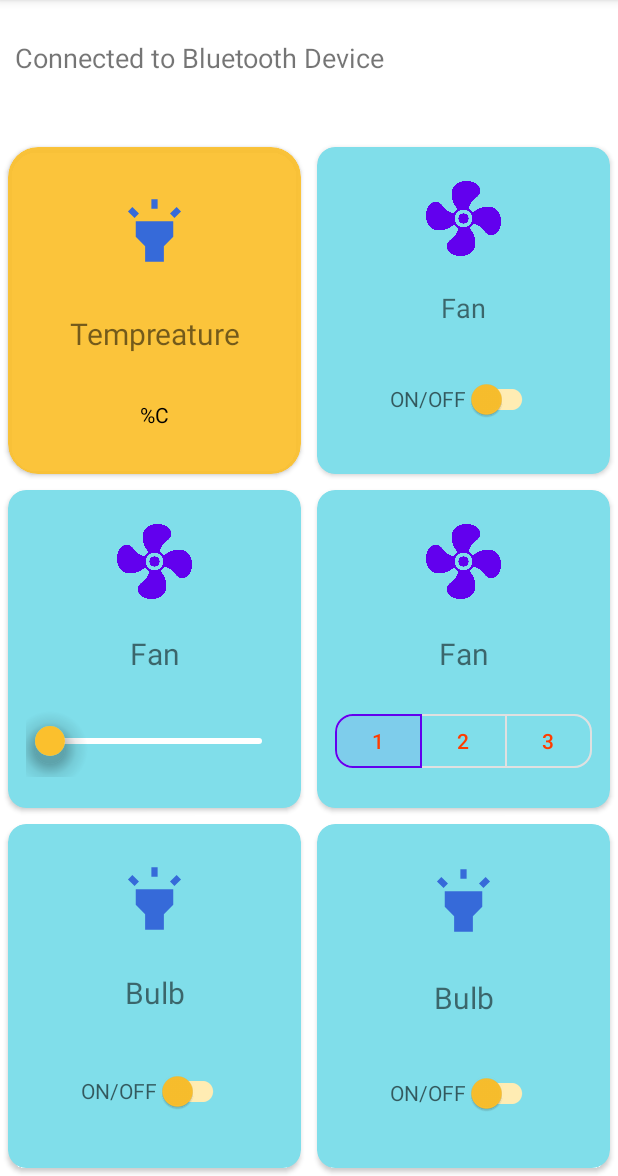
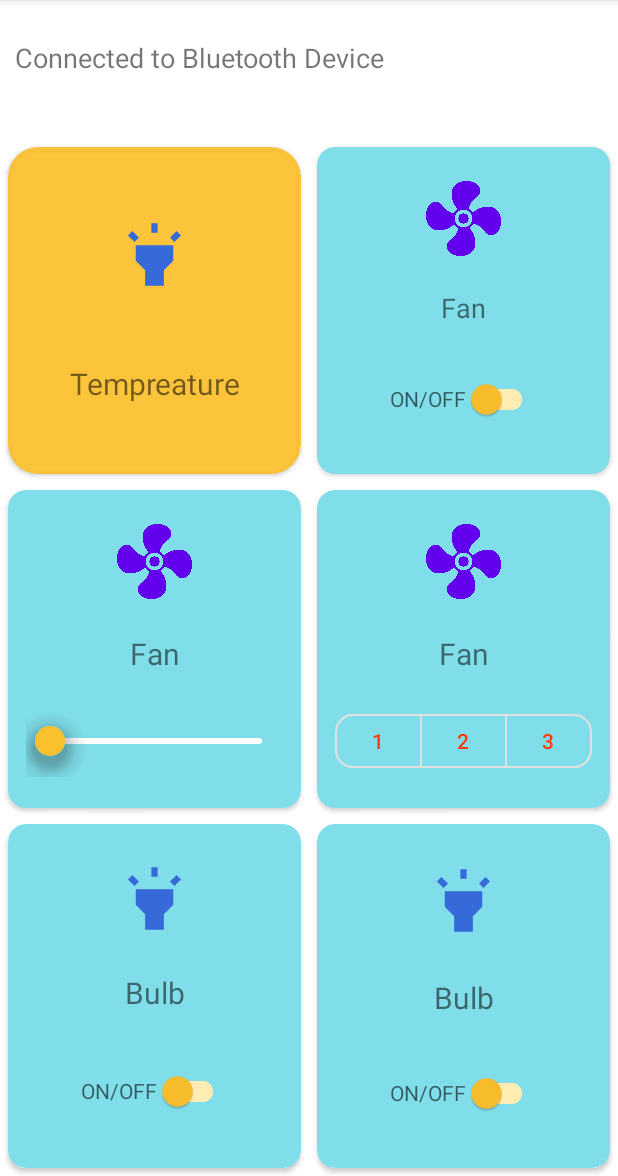
Before and after one commit to siddharthdd/PotatoHammers, an Android app: the screen it shows after launch (MainActivity), on a phone screen of 412 x 824 dp, the part 60-1236 px from its top. Run offline under Robolectric (Android 15) with nearby library versions, the phone set to English and light mode, and no system bars.

```diff
--- a/app/build.gradle
+++ b/app/build.gradle
@@ -29,9 +29,9 @@ android {
 
 dependencies {
 
-    implementation 'androidx.appcompat:appcompat:1.3.1'
+    implementation 'androidx.appcompat:appcompat:1.4.0'
     implementation 'com.google.android.material:material:1.4.0'
-    implementation 'androidx.constraintlayout:constraintlayout:2.1.1'
+    implementation 'androidx.constraintlayout:constraintlayout:2.1.2'
     implementation 'androidx.legacy:legacy-support-v4:1.0.0'
     testImplementation 'junit:junit:4.+'
     androidTestImplementation 'androidx.test.ext:junit:1.1.3'
--- a/app/src/main/res/layout/activity_main.xml
+++ b/app/src/main/res/layout/activity_main.xml
@@ -4,8 +4,6 @@
     xmlns:app="http://schemas.android.com/apk/res-auto"
     android:layout_height="match_parent"
     android:layout_width="match_parent" >
-
-
     <LinearLayout
         android:id="@+id/linearLayout"
         android:layout_width="match_parent"
@@ -55,8 +53,6 @@
                     android:layout_margin="5dp"
                     android:layout_weight="1"
                     android:elevation="20dp"
-                    android:outlineAmbientShadowColor="@color/black"
-                    android:outlineSpotShadowColor="@color/black"
                     app:cardCornerRadius="20dp">
 
                     <androidx.constraintlayout.widget.ConstraintLayout
@@ -95,7 +91,7 @@
                             android:layout_width="wrap_content"
                             android:layout_height="wrap_content"
                             android:layout_margin="2dp"
-                            android:text="%C"
+                            android:visibility="gone"
                             android:textColor="@color/black"
                             app:layout_constraintBottom_toBottomOf="parent"
                             app:layout_constraintEnd_toEndOf="parent"
@@ -107,8 +103,7 @@
 
                 <androidx.cardview.widget.CardView
                     android:id="@+id/card2"
-                    style="@style/Widget.MaterialComponents.CardView."
-                    android:outlineSpotShadowColor="@color/black">
+                    style="@style/Widget.MaterialComponents.CardView.">
 
                     <androidx.constraintlayout.widget.ConstraintLayout
                         android:layout_width="match_parent"
@@ -149,9 +144,7 @@
                             app:layout_constraintTop_toBottomOf="@id/text2" />
                     </androidx.constraintlayout.widget.ConstraintLayout>
                 </androidx.cardview.widget.CardView>
-                >
             </LinearLayout>
-
             <LinearLayout
                 android:id="@+id/Row2"
                 android:layout_width="match_parent"
@@ -164,8 +157,7 @@
 
                 <androidx.cardview.widget.CardView
                     android:id="@+id/card3"
-                    style="@style/Widget.MaterialComponents.CardView."
-                    android:outlineSpotShadowColor="@color/black">
+                    style="@style/Widget.MaterialComponents.CardView.">
 
                     <androidx.constraintlayout.widget.ConstraintLayout
                         android:layout_width="match_parent"
@@ -214,8 +206,7 @@
 
                 <androidx.cardview.widget.CardView
                     android:id="@+id/card4"
-                    style="@style/Widget.MaterialComponents.CardView."
-                    android:outlineSpotShadowColor="@color/black">
+                    style="@style/Widget.MaterialComponents.CardView.">
 
                     <androidx.constraintlayout.widget.ConstraintLayout
                         android:layout_width="match_parent"
@@ -253,7 +244,6 @@
                             android:layout_height="wrap_content"
                             android:orientation="horizontal"
                             android:weightSum="3"
-                            app:checkedButton="@id/btn1"
                             app:layout_constraintBottom_toBottomOf="parent"
                             app:layout_constraintEnd_toEndOf="parent"
                             app:layout_constraintStart_toStartOf="parent"
@@ -294,8 +284,7 @@
 
                 <androidx.cardview.widget.CardView
                     android:id="@+id/card5"
-                    style="@style/Widget.MaterialComponents.CardView."
-                    android:outlineSpotShadowColor="@color/black">
+                    style="@style/Widget.MaterialComponents.CardView.">
 
                     <androidx.constraintlayout.widget.ConstraintLayout
                         android:layout_width="match_parent"
@@ -340,8 +329,7 @@
 
                 <androidx.cardview.widget.CardView
                     android:id="@+id/card6"
-                    style="@style/Widget.MaterialComponents.CardView."
-                    android:outlineSpotShadowColor="@color/black">
+                    style="@style/Widget.MaterialComponents.CardView.">
 
                     <androidx.constraintlayout.widget.ConstraintLayout
                         android:layout_width="match_parent"
```
Also changed, not shown: app/src/main/AndroidManifest.xml (+4 -4 lines), app/src/main/java/com/wtf/lightwite/MainActivity.java (+19 -10 lines), app/src/main/java/com/wtf/lightwite/Threads/ReceiveBluetooth.java (+7 -3 lines).
